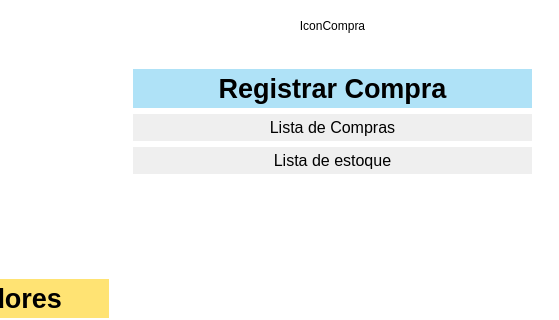
Old version of the form Resources/UI/MainWindow.ui in the repository Klubas/Projeto-SOAD; both pictures show x 741 to 1300 and y 267 to 587 of the 1300 by 700 pixel window.
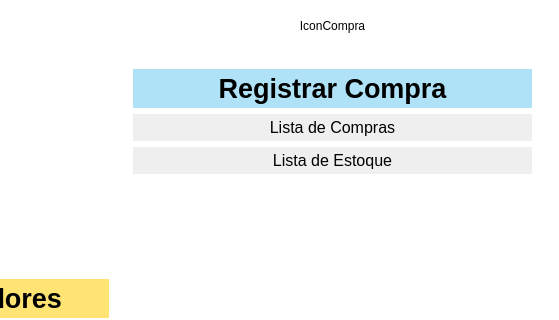
New version of the form.

Commit message: - tooltip filtro de estoque

```diff
--- a/Resources/UI/MainWindow.ui
+++ b/Resources/UI/MainWindow.ui
@@ -394,7 +394,7 @@
                <bool>true</bool>
               </property>
               <property name="text">
-               <string>Lista de estoque</string>
+               <string>Lista de Estoque</string>
               </property>
               <property name="autoDefault">
                <bool>true</bool>
```
The commit also changes 27 other files.
